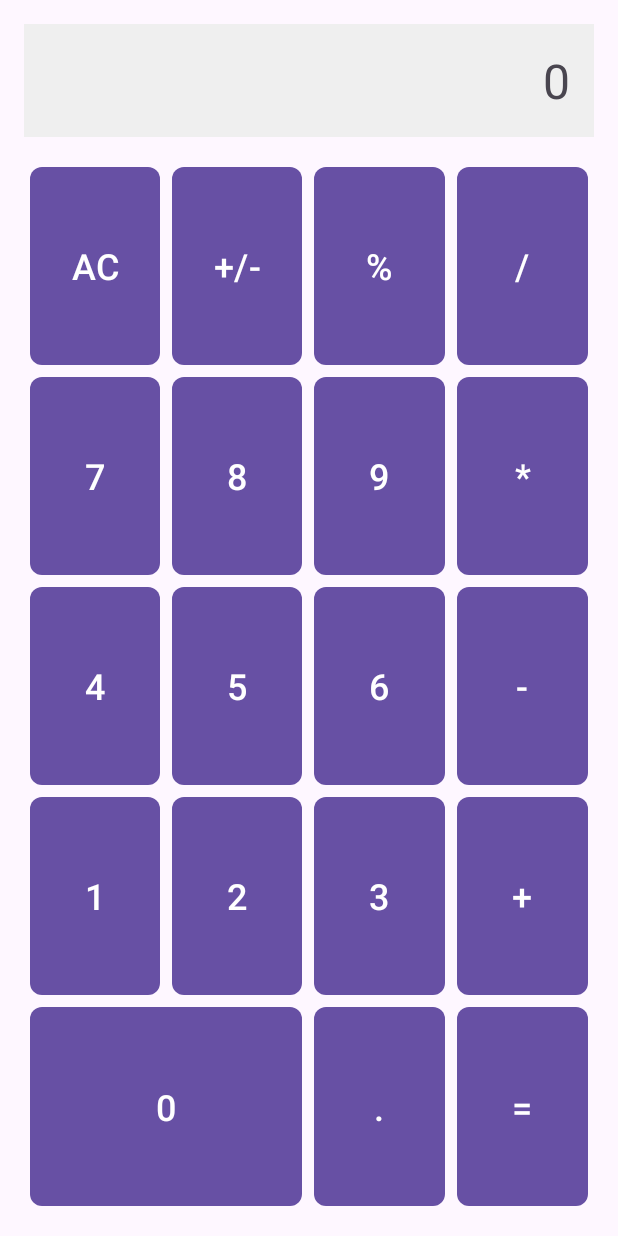
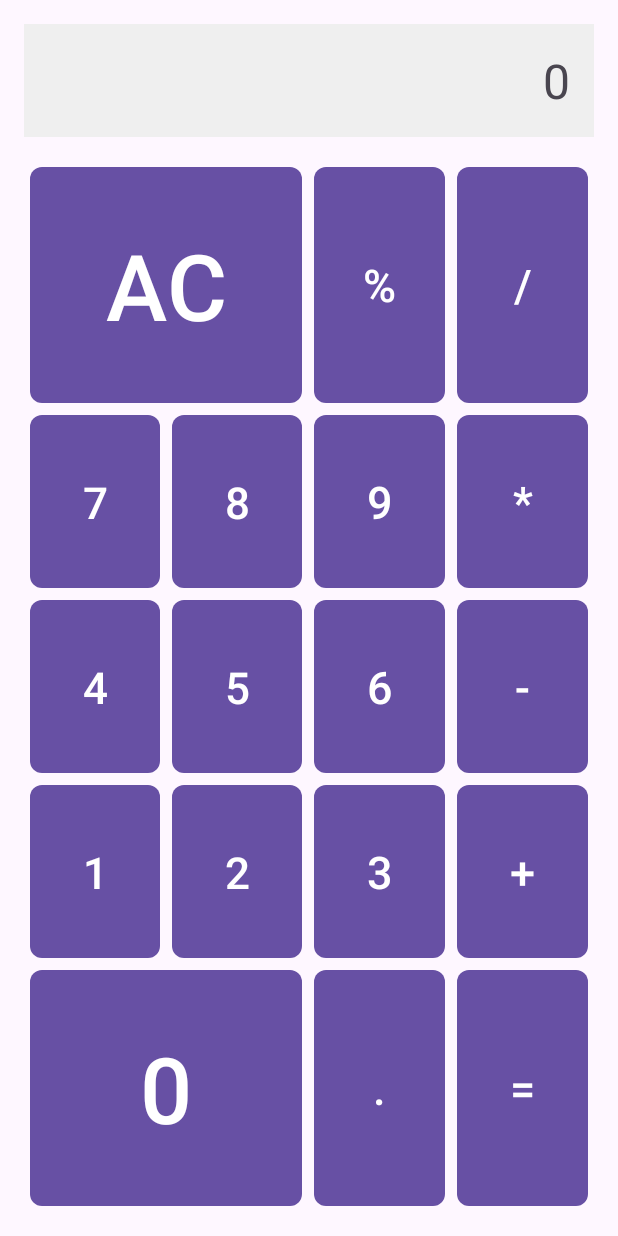
Before and after one commit to AntonKalochelitis/simple-calculator, an Android app: the screen it shows after launch (MainActivity), after a tap on "AC", on a phone screen of 412 x 824 dp. Run offline under Robolectric (Android 15) with nearby library versions, the phone set to English and light mode, and no system bars.

Commit message:
1) Тимчасово вимикаємо кнопку "+/-"; 2) Динамічно залежно від розміру задаємо розмір шрифту; 3) Створюємо файл PrivacyPolicy.md;

```diff
--- a/app/src/main/java/com/wdevelop/calculator/MainActivity.kt
+++ b/app/src/main/java/com/wdevelop/calculator/MainActivity.kt
@@ -3,6 +3,8 @@ package com.wdevelop.calculator
 import android.util.Log
 import android.os.Bundle
 import android.view.animation.AnimationUtils
+import android.util.TypedValue
+import android.view.ViewTreeObserver
 import android.widget.Button
 import android.widget.TextView
 import androidx.appcompat.app.AppCompatActivity
@@ -17,6 +19,9 @@ class MainActivity : AppCompatActivity() {
 
         display = findViewById(R.id.textView)
 
+        // Применение динамического размера шрифта для кнопок
+        applyDynamicTextSize()
+
         val fadeOut = AnimationUtils.loadAnimation(this, R.anim.fade_out)
         val fadeIn = AnimationUtils.loadAnimation(this, R.anim.fade_in)
 
@@ -24,7 +29,7 @@ class MainActivity : AppCompatActivity() {
             R.id.button0, R.id.button1, R.id.button2, R.id.button3, R.id.button4,
             R.id.button5, R.id.button6, R.id.button7, R.id.button8, R.id.button9,
             R.id.buttonAdd, R.id.buttonSub, R.id.buttonMul, R.id.buttonDiv,
-            R.id.buttonEqual, R.id.buttonClear, R.id.buttonDot, R.id.buttonSign, R.id.buttonPercent
+            R.id.buttonEqual, R.id.buttonClear, R.id.buttonDot, R.id.buttonPercent // R.id.buttonSign, TODO: Доработать функционал
         )
 
         buttons.forEach { id ->
@@ -39,6 +44,38 @@ class MainActivity : AppCompatActivity() {
         }
     }
 
+    private fun applyDynamicTextSize() {
+        val buttons = listOf(
+            R.id.button0, R.id.button1, R.id.button2, R.id.button3, R.id.button4,
+            R.id.button5, R.id.button6, R.id.button7, R.id.button8, R.id.button9,
+            R.id.buttonAdd, R.id.buttonSub, R.id.buttonMul, R.id.buttonDiv,
+            R.id.buttonEqual, R.id.buttonClear, R.id.buttonDot, R.id.buttonPercent // R.id.buttonSign, TODO: Доработать функционал
+        )
+
+        buttons.forEach { id ->
+            val button = findViewById<Button>(id)
+            button.viewTreeObserver.addOnGlobalLayoutListener(object : ViewTreeObserver.OnGlobalLayoutListener {
+                override fun onGlobalLayout() {
+                    button.viewTreeObserver.removeOnGlobalLayoutListener(this)
+
+                    // Получаем размеры кнопки
+                    val buttonWidth = button.width
+                    val buttonHeight = button.height
+
+                    Log.d("buttonWidth", "buttonWidth: $buttonWidth")
+                    Log.d("buttonHeight", "buttonHeight: $buttonHeight")
+
+                    // Рассчитываем размер шрифта, например, 20% от высоты кнопки
+                    val textSize = (buttonWidth * 0.34).toFloat()
+                    Log.d("textSize", "textSize: $textSize")
+
+                    // Устанавливаем размер шрифта
+                    button.setTextSize(TypedValue.COMPLEX_UNIT_PX, textSize)
+                }
+            })
+        }
+    }
+
     private fun onButtonClick(button: Button) {
         when (button.text) {
             "AC" -> clear()
@@ -50,9 +87,6 @@ class MainActivity : AppCompatActivity() {
     }
 
     private fun clear() {
-        val textSize = resources.getDimension(R.dimen.button_text_size)
-        Log.d("DimenLogger2", "Current button text size: $textSize")
-
         currentExpression = ""
         display.text = "0"
     }
--- a/app/src/main/res/layout/activity_main.xml
+++ b/app/src/main/res/layout/activity_main.xml
@@ -1,5 +1,6 @@
 <LinearLayout
     xmlns:android="http://schemas.android.com/apk/res/android"
+    xmlns:app="http://schemas.android.com/apk/res-auto"
     android:layout_width="match_parent"
     android:layout_height="match_parent"
     android:orientation="vertical"
@@ -24,8 +25,8 @@
         android:rowCount="5">
 
         <!-- Row 1 -->
-        <Button android:id="@+id/buttonClear" android:text="AC" style="@style/CalcButton" />
-        <Button android:id="@+id/buttonSign" android:text="+/-" style="@style/CalcButton" />
+        <Button android:id="@+id/buttonClear" android:text="AC" android:layout_columnSpan="2" style="@style/CalcButton" />
+<!--        <Button android:id="@+id/buttonSign" android:text="+/-" style="@style/CalcButton" />-->
         <Button android:id="@+id/buttonPercent" android:text="%" style="@style/CalcButton" />
         <Button android:id="@+id/buttonDiv" android:text="/" style="@style/CalcButton" />
 
```
Also changed, not shown: 1 other file.
